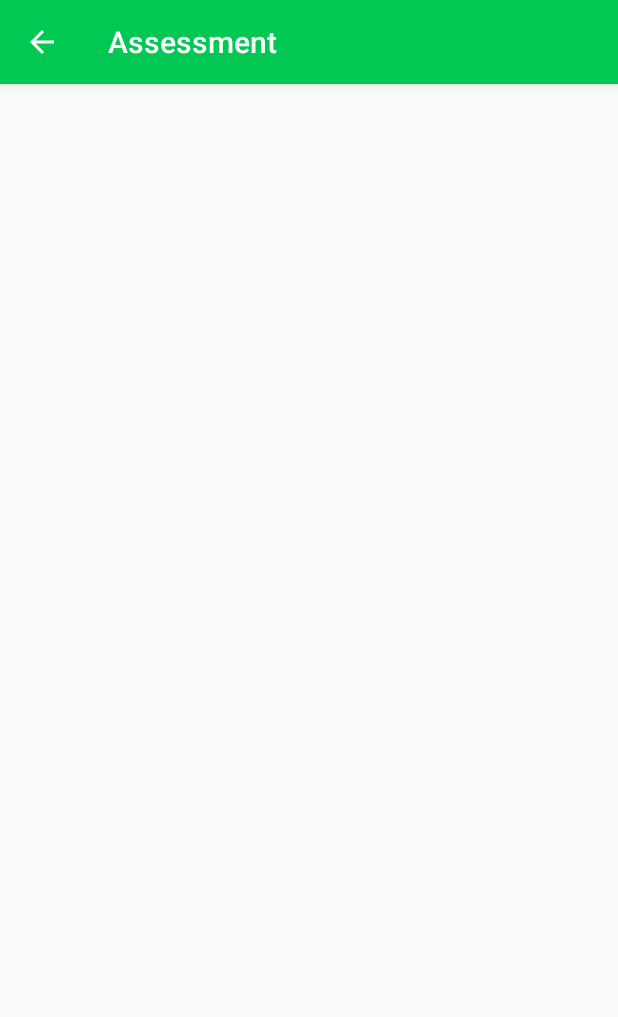
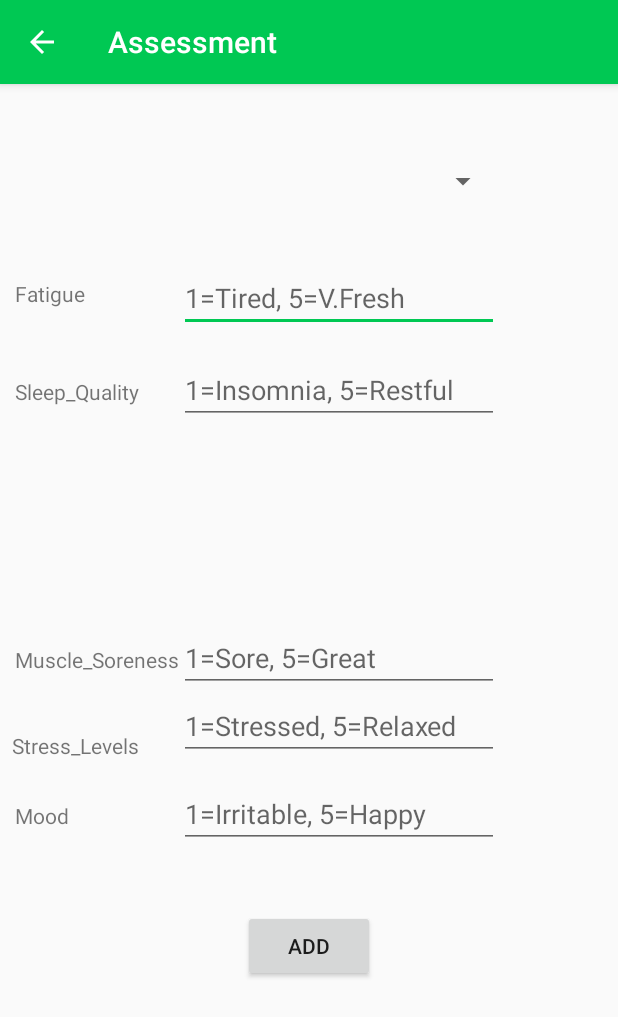
Before and after one commit to nickycarr81/WellnessApp, an Android app: the Assessment screen opened directly, with no data from a screen before it, on a phone screen of 412 x 824 dp. Shown: the top 1017 px of the screen. Run offline under Robolectric (Android 15) with nearby library versions, the phone set to English and light mode, and no system bars.

Commit message:
Assessment Activity Added to Project

```diff
--- a/app/src/main/java/com/example/nicky/wellness/assessment/Assessment.java
+++ b/app/src/main/java/com/example/nicky/wellness/assessment/Assessment.java
@@ -2,14 +2,62 @@ package com.example.nicky.wellness.assessment;
 
 import android.support.v7.app.AppCompatActivity;
 import android.os.Bundle;
+import android.view.View;
+import android.widget.Button;
+import android.widget.EditText;
+import android.widget.Toast;
 
 import com.example.nicky.wellness.R;
 
+
 public class Assessment extends AppCompatActivity {
+
+    private EditText EditTextFatigue;
+    private EditText EditTextSleepQuality;
+    private EditText EditTextMuscleSoreness;
+    private EditText EditTextStressLevels;
+    private EditText EditTextMood;
+    private Button AddButton;
+
 
     @Override
     protected void onCreate(Bundle savedInstanceState) {
         super.onCreate(savedInstanceState);
         setContentView(R.layout.activity_assessment);
-    }
-}
+
+        EditTextFatigue = (EditText) findViewById(R.id.fatigue);
+        EditTextSleepQuality = (EditText) findViewById(R.id.SleepQuality);
+        EditTextMuscleSoreness = (EditText) findViewById(R.id.MuscleSoreness);
+        EditTextStressLevels = (EditText) findViewById(R.id.StressLevels);
+        EditTextMood = (EditText) findViewById(R.id.Mood);
+        AddButton = (Button) findViewById(R.id.btnAdd);
+
+
+        AddButton.setOnClickListener(new View.OnClickListener(){
+
+            @Override
+            public void onClick(View view) {
+                String value1 = EditTextFatigue.getText().toString();
+                String value2 = EditTextSleepQuality.getText().toString();
+                String value3 = EditTextMuscleSoreness.getText().toString();
+                String value4 = EditTextStressLevels.getText().toString();
+                String value5 = EditTextMood.getText().toString();
+                int a = Integer.parseInt(value1);
+                int b = Integer.parseInt(value2);
+                int c = Integer.parseInt(value3);
+                int d = Integer.parseInt(value4);
+                int e = Integer.parseInt(value5);
+                int sum = a + b + c + d + e;
+
+                if (sum <=10) Toast.makeText(Assessment.this,
+                        "Rest required!",
+                        Toast.LENGTH_LONG).show();
+                else Toast.makeText(Assessment.this,
+                        "Train as normal!",
+                        Toast.LENGTH_LONG).show();
+
+
+                //Toast.makeText(getApplicationContext(), String.valueOf(sum), Toast.LENGTH_LONG).show();
+            }
+        });
+    }}
--- a/app/src/main/res/layout/activity_assessment.xml
+++ b/app/src/main/res/layout/activity_assessment.xml
@@ -1,9 +1,125 @@
 <?xml version="1.0" encoding="utf-8"?>
-<android.support.constraint.ConstraintLayout xmlns:android="http://schemas.android.com/apk/res/android"
+<RelativeLayout xmlns:android="http://schemas.android.com/apk/res/android"
     xmlns:app="http://schemas.android.com/apk/res-auto"
     xmlns:tools="http://schemas.android.com/tools"
     android:layout_width="match_parent"
     android:layout_height="match_parent"
     tools:context="com.example.nicky.wellness.assessment.Assessment">
 
-</android.support.constraint.ConstraintLayout>
+    <Button
+        android:id="@+id/btnAdd"
+        android:layout_width="wrap_content"
+        android:layout_height="wrap_content"
+        android:layout_below="@+id/Mood"
+        android:layout_centerHorizontal="true"
+        android:layout_marginTop="41dp"
+        android:text="Add" />
+
+    <EditText
+        android:id="@+id/fatigue"
+        android:layout_width="wrap_content"
+        android:layout_height="wrap_content"
+        android:layout_marginTop="120dp"
+        android:layout_alignStart="@+id/SleepQuality"
+        android:ems="10"
+        android:inputType="textPersonName"
+        android:hint="1=Tired, 5=V.Fresh" />
+
+    <EditText
+        android:id="@+id/SleepQuality"
+        android:layout_width="wrap_content"
+        android:layout_height="wrap_content"
+        android:ems="10"
+        android:inputType="textPersonName"
+        android:hint="1=Insomnia, 5=Restful"
+        android:layout_below="@+id/fatigue"
+        android:layout_alignStart="@+id/MuscleSoreness"
+        android:layout_marginTop="16dp" />
+
+    <EditText
+        android:id="@+id/MuscleSoreness"
+        android:layout_width="wrap_content"
+        android:layout_height="wrap_content"
+        android:ems="10"
+        android:inputType="textPersonName"
+        android:hint="1=Sore, 5=Great"
+        android:layout_alignBaseline="@+id/textView3"
+        android:layout_alignBottom="@+id/textView3"
+        android:layout_alignStart="@+id/StressLevels" />
+
+    <EditText
+        android:id="@+id/StressLevels"
+        android:layout_width="wrap_content"
+        android:layout_height="wrap_content"
+        android:ems="10"
+        android:inputType="textPersonName"
+        android:hint="1=Stressed, 5=Relaxed"
+        android:layout_below="@+id/MuscleSoreness"
+        android:layout_alignStart="@+id/Mood" />
+
+    <EditText
+        android:id="@+id/Mood"
+        android:layout_width="wrap_content"
+        android:layout_height="wrap_content"
+        android:ems="10"
+        android:inputType="textPersonName"
+        android:hint="1=Irritable, 5=Happy"
+        android:layout_marginTop="13dp"
+        android:layout_below="@+id/StressLevels"
+        android:layout_toEndOf="@+id/textView3" />
+
+    <TextView
+        android:id="@+id/textView"
+        android:layout_width="wrap_content"
+        android:layout_height="wrap_content"
+        android:layout_marginTop="130dp"
+        android:layout_marginLeft="10dp"
+        android:text="Fatigue"
+        android:layout_alignParentStart="true" />
+
+    <TextView
+        android:id="@+id/textView2"
+        android:layout_width="wrap_content"
+        android:layout_height="wrap_content"
+        android:text="Sleep_Quality"
+        android:layout_alignBaseline="@+id/SleepQuality"
+        android:layout_alignBottom="@+id/SleepQuality"
+        android:layout_alignStart="@+id/textView" />
+
+    <TextView
+        android:id="@+id/textView3"
+        android:layout_width="wrap_content"
+        android:layout_height="wrap_content"
+        android:text="Muscle_Soreness"
+        android:layout_centerVertical="true"
+        android:layout_alignStart="@+id/textView2" />
+
+    <TextView
+        android:id="@+id/textView4"
+        android:layout_width="wrap_content"
+        android:layout_height="wrap_content"
+        android:text="Stress_Levels"
+        android:layout_above="@+id/Mood"
+        android:layout_alignEnd="@+id/textView2" />
+
+    <TextView
+        android:id="@+id/textView5"
+        android:layout_width="wrap_content"
+        android:layout_height="wrap_content"
+        android:text="Mood"
+        android:layout_alignBaseline="@+id/Mood"
+        android:layout_alignBottom="@+id/Mood"
+        android:layout_alignStart="@+id/textView2" />
+
+
+    <Spinner
+        android:id="@+id/spinner"
+        android:layout_width="200dp"
+        android:layout_height="50dp"
+        android:layout_alignEnd="@+id/fatigue"
+        android:text="Name"
+        android:layout_alignStart="@+id/fatigue"
+        android:layout_marginTop="40dp"/>
+
+
+</RelativeLayout>
```
